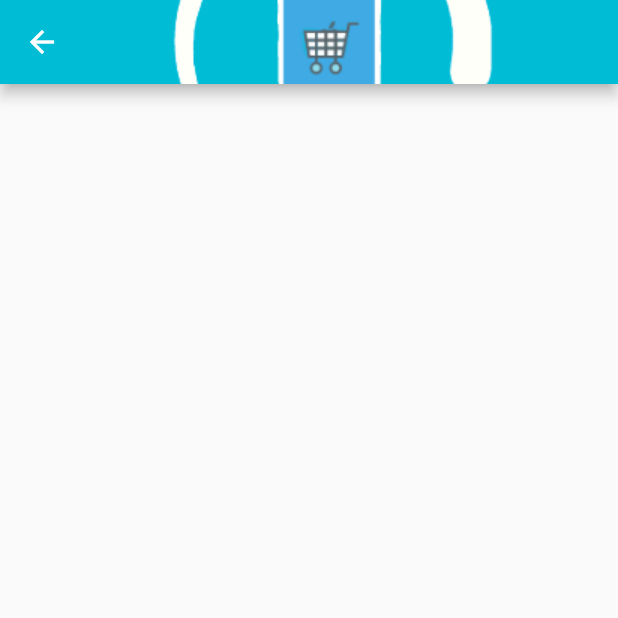
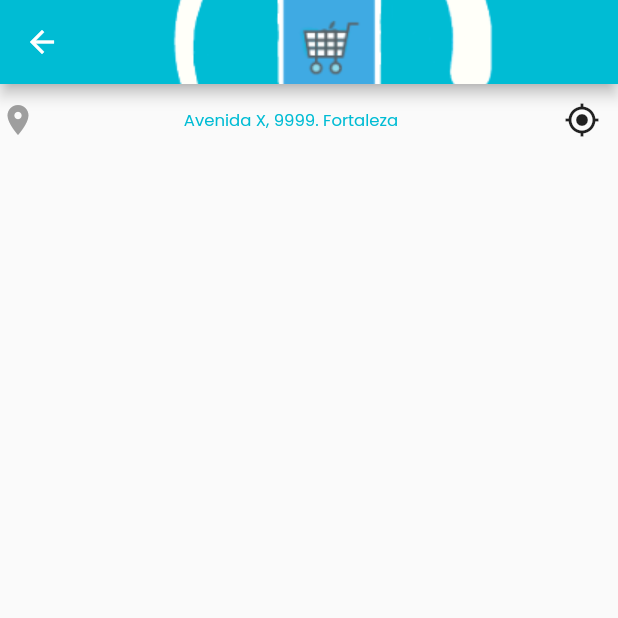
Before and after one commit to otavioalbucosta/FastDeal, a Flutter app: the HomePage screen opened directly, on a phone screen of 412 x 824 dp, the top half of it. Run offline on Flutter 3.47's test engine with Material 2 defaults, Android fonts, the phone set to English and light mode, and no system bars; our stand-ins replace google_fonts.

Commit message:
homepage building

```diff
--- a/lib/view/homepage.dart
+++ b/lib/view/homepage.dart
@@ -18,7 +18,14 @@ class _HomePageState extends State<HomePage> {
         centerTitle: true,
       ),
       body: Column(
-        children: [],
+        children: [
+          Row(mainAxisAlignment: MainAxisAlignment.spaceBetween, children: [
+            Icon(Icons.place, color: Colors.grey),
+            Text("Avenida X, 9999. Fortaleza",
+                style: GoogleFonts.poppins(color: Colors.cyan, fontSize: 11.0)),
+            IconButton(icon: Icon(Icons.my_location), onPressed: () {})
+          ]),
+        ],
       ),
     );
   }
```
